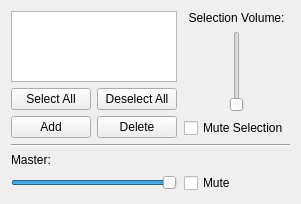
First picture: the form in BackgroundCtrlUi.ui, repository Veggie13/Genesis1, before the edit.
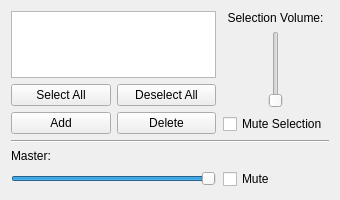
Second picture: the form after the edit.

What changed in the file:
```diff
--- a/BackgroundCtrlUi.ui
+++ b/BackgroundCtrlUi.ui
@@ -5,10 +5,28 @@
    <rect>
     <x>0</x>
     <y>0</y>
-    <width>293</width>
-    <height>204</height>
+    <width>340</width>
+    <height>200</height>
    </rect>
   </property>
+  <property name="sizePolicy" >
+   <sizepolicy vsizetype="Fixed" hsizetype="Fixed" >
+    <horstretch>0</horstretch>
+    <verstretch>0</verstretch>
+   </sizepolicy>
+  </property>
+  <property name="minimumSize" >
+   <size>
+    <width>340</width>
+    <height>200</height>
+   </size>
+  </property>
+  <property name="maximumSize" >
+   <size>
+    <width>340</width>
+    <height>204</height>
+   </size>
+  </property>
   <layout class="QGridLayout" >
    <item row="0" column="0" >
     <widget class="QListView" name="m_effectList" >
```
